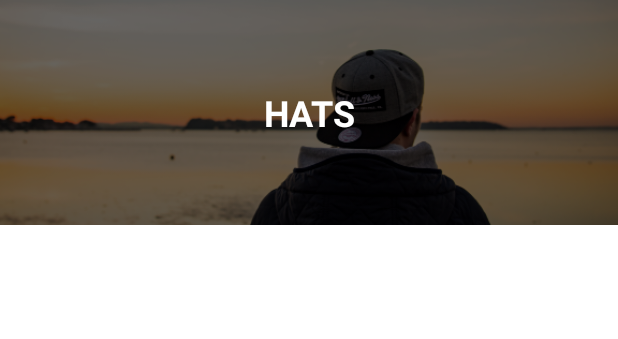
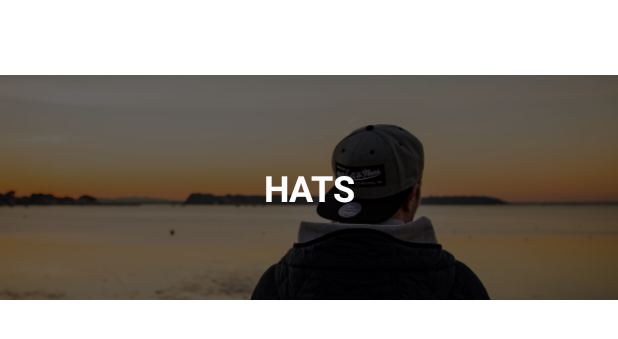
Before and after one commit to enockbullet/CodeSwag, an Android app: the layout category_list_item.xml on its own in the app's theme, with its tools: preview values and no code run, on a phone screen of 412 x 824 dp. Shown: the top 339 px of the screen. Run offline under Robolectric (Android 15) with nearby library versions, the phone set to English and light mode, and no system bars.

```diff
--- a/app/build.gradle
+++ b/app/build.gradle
@@ -33,12 +33,13 @@ android {
 }
 
 dependencies {
-
     implementation 'androidx.core:core-ktx:1.10.1'
     implementation 'androidx.appcompat:appcompat:1.6.1'
     implementation 'com.google.android.material:material:1.9.0'
     implementation 'androidx.constraintlayout:constraintlayout:2.1.4'
     implementation 'androidx.core:core-ktx:1.10.1'
+    implementation 'com.android.support:recyclerview-v7:28.0.0'
+    implementation 'androidx.recyclerview:recyclerview:1.3.0'
     testImplementation 'junit:junit:4.13.2'
     androidTestImplementation 'androidx.test.ext:junit:1.1.5'
     androidTestImplementation 'androidx.test.espresso:espresso-core:3.5.1'
--- a/app/src/main/res/layout/category_list_item.xml
+++ b/app/src/main/res/layout/category_list_item.xml
@@ -3,21 +3,22 @@
     xmlns:app="http://schemas.android.com/apk/res-auto"
     xmlns:tools="http://schemas.android.com/tools"
     android:layout_width="match_parent"
-    android:layout_height="150dp">
+    android:layout_height="200dp">
 
     <ImageView
-        android:id="@+id/imageView"
+        android:id="@+id/categoryimage"
         android:layout_width="0dp"
         android:layout_height="150dp"
+        android:layout_marginTop="32dp"
+        android:contentDescription="@string/backgroundimage"
         android:scaleType="centerCrop"
         app:layout_constraintBottom_toBottomOf="parent"
         app:layout_constraintEnd_toEndOf="parent"
         app:layout_constraintHorizontal_bias="1.0"
         app:layout_constraintStart_toStartOf="parent"
         app:layout_constraintTop_toTopOf="parent"
-        app:layout_constraintVertical_bias="0.0"
-        tools:srcCompat="@drawable/hatimage"
-        android:contentDescription="@string/backgroundimage" />
+        app:layout_constraintVertical_bias="1.0"
+        tools:srcCompat="@drawable/hatimage" />
 
     <TextView
         android:id="@+id/categoryname"
@@ -28,12 +29,12 @@
         android:layout_marginEnd="8dp"
         android:layout_marginBottom="8dp"
         android:fontFamily="sans-serif"
-        android:text="@string/hats"
         android:textColor="@color/white"
         android:textSize="24sp"
         android:textStyle="bold"
         app:layout_constraintBottom_toBottomOf="parent"
         app:layout_constraintEnd_toEndOf="parent"
         app:layout_constraintStart_toStartOf="parent"
-        app:layout_constraintTop_toTopOf="@+id/imageView" />
+        app:layout_constraintTop_toTopOf="@+id/categoryimage"
+        tools:text="@string/hats" />
 </androidx.constraintlayout.widget.ConstraintLayout>
```
Also changed, not shown: app/src/main/java/controlAdapter/CategoryAdapter.kt (added, +56 -0 lines), app/src/main/java/controller/MainActivity.kt (+14 -6 lines), app/src/main/res/layout/activity_main.xml (+8 -9 lines), 1 other file.
